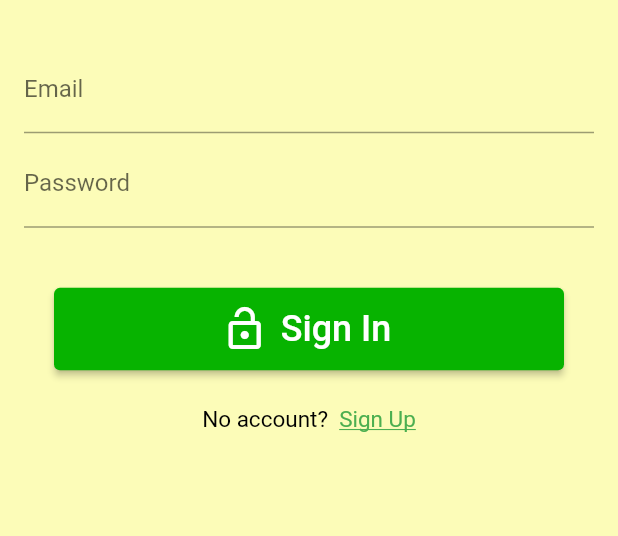
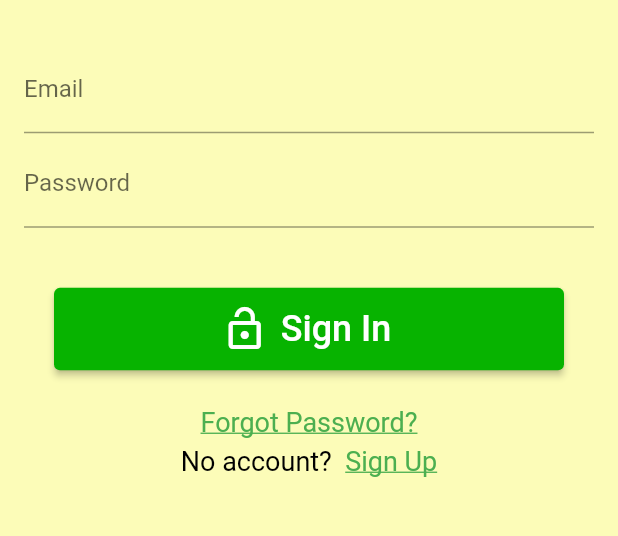
Before and after one commit to NCastle2793/HappyKidzExp, a Flutter app: the screen it shows after launch, on a phone screen of 412 x 824 dp, the part 506-1042 px from its top. Run offline on Flutter 3.47's test engine with Material 2 defaults, Android fonts, the phone set to English and light mode, and no system bars; our stand-ins replace email_validator, firebase_auth, firebase_core; accounts and stored records are empty.

Commit message:
Added forgot password page (still in progress)

```diff
--- a/lib/widget/login.dart
+++ b/lib/widget/login.dart
@@ -5,6 +5,7 @@ import 'package:flutter/gestures.dart';
 import 'package:happy_kidz_exp/main.dart';
 import 'package:happy_kidz_exp/utils.dart';
 import 'package:flutter/material.dart';
+import 'package:happy_kidz_exp/page/forgot_password.dart';
 
 class LoginWidget extends StatefulWidget {
   final VoidCallback onClickedSignUp;
@@ -89,9 +90,23 @@ class _LoginWidgetState extends State<LoginWidget> {
                 ),
               ),
               SizedBox(height: 24),
+              GestureDetector(
+                child: Text(
+                  'Forgot Password?',
+                  style: TextStyle(
+                    decoration: TextDecoration.underline,
+                    color: Colors.green,
+                    fontSize: 18,
+                  ),
+                ),
+                onTap: () => Navigator.of(context).push(MaterialPageRoute(
+                    builder: (context) => ForgotPassword(),
+                )),
+              ),
+              SizedBox(height: 5),
               RichText(
                 text: TextSpan(
-                  style: TextStyle(color: Colors.black, fontSize: 15),
+                  style: TextStyle(color: Colors.black, fontSize: 18),
                   text: 'No account?  ',
                   children: [
                     TextSpan(
@@ -101,7 +116,7 @@ class _LoginWidgetState extends State<LoginWidget> {
                       style: TextStyle(
                           decoration: TextDecoration.underline,
                           color: Colors.green,
-                          fontSize: 15),
+                          fontSize: 18),
                     ),
                   ],
                 ),
--- a/lib/widget/signup.dart
+++ b/lib/widget/signup.dart
@@ -89,7 +89,7 @@ class _SignUpWidgetState extends State<SignUpWidget> {
             SizedBox(height: 24),
             RichText(
               text: TextSpan(
-                style: TextStyle(color: Colors.black, fontSize: 15),
+                style: TextStyle(color: Colors.black, fontSize: 18),
                 text: 'Already have an account?  ',
                 children: [
                   TextSpan(
@@ -99,7 +99,7 @@ class _SignUpWidgetState extends State<SignUpWidget> {
                     style: TextStyle(
                         decoration: TextDecoration.underline,
                         color: Colors.green,
-                        fontSize: 15),
+                        fontSize: 18),
                   ),
                 ],
               ),
```
Also changed, not shown: lib/page/forgot_password.dart (added, +70 -0 lines).
